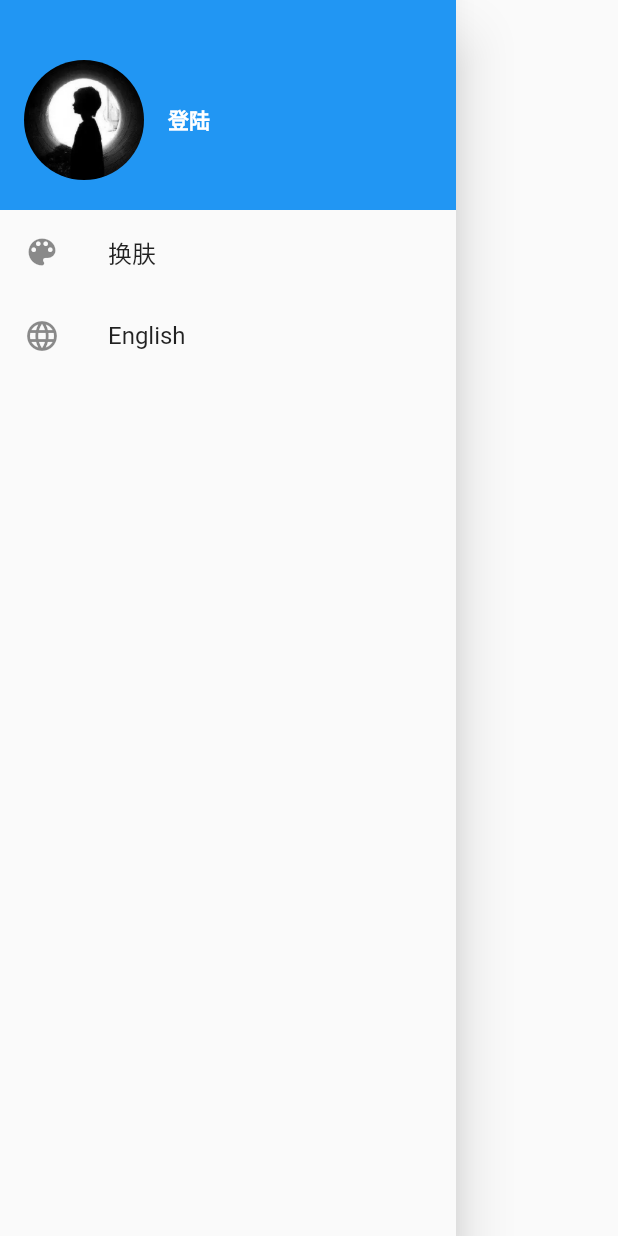
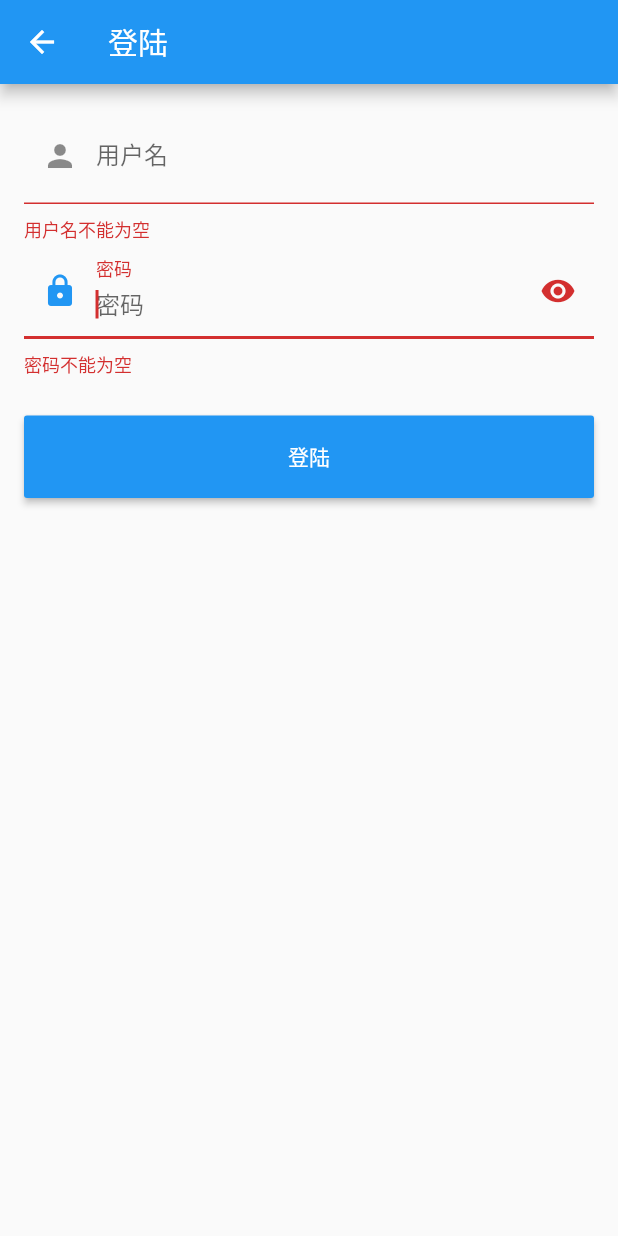
Before and after one commit to Sacred1993/github_client_app, a Flutter app: the MyDrawer widget shown alone on an empty page, opened directly, after a tap on "登陆", on a phone screen of 412 x 824 dp. Run offline on Flutter 3.47's test engine with Material 2 defaults, Android fonts, the phone set to English and light mode, and no system bars; our stand-ins replace cached_network_image, dio, fluttertoast, shared_preferences; missing offline and left inert: flukit; accounts and stored records are empty; generated files the repository leaves out were written again; statements that could not run were skipped.

Commit message:
基本完成

```diff
--- a/lib/common/GmLocalizations.dart
+++ b/lib/common/GmLocalizations.dart
@@ -19,6 +19,12 @@ class GmLocalizations {
     String logoutTip="确定要注销吗";
   String cancel="取消";
   String yes="是的";
+  String userName="用户名";
+  String userNameOrEmail="用户名或邮箱";
+  String userNameRequired="用户名不能为空";
+  String password="密码";
+  String passwordRequired="密码不能为空";
+  String userNameOrPasswordWrong="用户名或密码错误";
 
   //为了使用方便，我们定义一个静态方法
   static GmLocalizations of(BuildContext context) {
--- a/lib/main.dart
+++ b/lib/main.dart
@@ -1,6 +1,7 @@
 import 'package:flutter/material.dart';
 import 'package:flutter_localizations/flutter_localizations.dart';
 import 'package:github_client_app/routes/LanguageRoute.dart';
+import 'package:github_client_app/routes/LoginRoute.dart';
 import 'package:github_client_app/routes/ThemeChangeRoute.dart';
 import 'package:github_client_app/routes/home_page.dart';
 import 'package:provider/provider.dart';
@@ -65,7 +66,7 @@ class MyApp extends StatelessWidget {
           routes: <String, WidgetBuilder>{
             "themes":(context)=>ThemeChangeRoute(),
             "language":(context)=>LanguageRoute(),
-
+            "login":(context)=>LoginRoute(),
           },
         );
       }),
--- /dev/null
+++ b/lib/routes/LoginRoute.dart
@@ -0,0 +1,133 @@
+import 'package:flutter/material.dart';
+import 'package:fluttertoast/fluttertoast.dart';
+import 'package:github_client_app/common/Git.dart';
+import 'package:github_client_app/common/Global.dart';
+import 'package:github_client_app/common/GmLocalizations.dart';
+import 'package:github_client_app/common/UserModel.dart';
+import 'package:github_client_app/models/user.dart';
+import 'package:provider/provider.dart';
+import 'package:github_client_app/widgets/Utils.dart';
+
+/**
+ * Author: xuyanpeng
+ * Date: 2020/1/17 11:28
+ * Description:
+ */
+class LoginRoute extends StatefulWidget {
+  @override
+  State<StatefulWidget> createState() {
+    // TODO: implement createState
+    return _LoginRouteState();
+  }
+}
+
+class _LoginRouteState extends State<LoginRoute> {
+  TextEditingController _unameController = new TextEditingController();
+  TextEditingController _pwdController = new TextEditingController();
+  bool pwdShow = false; //密码是否显示明文
+  GlobalKey _formKey = new GlobalKey<FormState>();
+  bool _nameAutoFocus = true;
+
+  @override
+  void initState() {
+    // 自动填充上次登录的用户名，填充后将焦点定位到密码输入框
+    _unameController.text = Global.profile.lastLogin;
+    if (_unameController.text != null) {
+      _nameAutoFocus = false;
+    }
+    super.initState();
+  }
+
+  @override
+  Widget build(BuildContext context) {
+    var gm = GmLocalizations.of(context);
+    return Scaffold(
+      appBar: AppBar(title: Text(gm.login)),
+      body: Padding(
+          padding: const EdgeInsets.all(16.0),
+          child: Form(
+            key: _formKey,
+            autovalidate: true,
+            child: Column(
+              children: <Widget>[
+                TextFormField(
+                  autofocus: _nameAutoFocus,
+                  controller: _unameController,
+                  decoration: InputDecoration(
+                    labelText: gm.userName,
+                    hintText: gm.userNameOrEmail,
+                    prefixIcon: Icon(Icons.person),
+                  ),
+                  //校验用户名不能为空
+                  validator: (v) {
+                    return v.trim().isNotEmpty ? null : gm.userNameRequired;
+                  },
+                ),
+                TextFormField(
+                  autofocus: !_nameAutoFocus,
+                  controller: _pwdController,
+                  decoration: InputDecoration(
+                      labelText: gm.password,
+                      hintText: gm.password,
+                      prefixIcon: Icon(Icons.lock),
+                      suffixIcon: IconButton(
+                          icon: Icon(pwdShow
+                              ? Icons.visibility_off
+                              : Icons.visibility),
+                          onPressed: () {
+                            setState(() {
+                              pwdShow = !pwdShow;
+                            });
+                          })),
+                  obscureText: !pwdShow,
+                  //校验密码不能为空
+                  validator: (v) {
+                    return v.trim().isNotEmpty ? null : gm.passwordRequired;
+                  },
+                ),
+                Padding(
+                  padding: const EdgeInsets.only(top: 25),
+                  child: ConstrainedBox(
+                    constraints: BoxConstraints.expand(height: 55.0),
+                    child: RaisedButton(
+                      color: Theme.of(context).primaryColor,
+                      onPressed: _onLogin,
+                      textColor: Colors.white,
+                      child: Text(gm.login),
+                    ),
+                  ),
+                ),
+              ],
+            ),
+          )),
+    );
+  }
+
+  void _onLogin() async {
+    //提交前，先验证各个表单字段是否合法
+    if ((_formKey.currentState as FormState).validate()) {
+      showLoading(context);
+      User user;
+      try {
+        user = await Git(context)
+            .login(_unameController.text, _pwdController.text);
+        //因为登录页返回后，首页会build,所以我们的传false,更新user后不触发更新
+        Provider.of<UserModel>(context, listen: false).user = user;
+      } catch (e) {
+        //登录失败则提示
+        if (e.response?.statusCode == 401) {
+          showToast(GmLocalizations.of(context).userNameOrPasswordWrong);
+        } else {
+          showToast(e.toString());
+        }
+      } finally {
+        // 隐藏loading框
+        Navigator.of(context).pop();
+      }
+      if (user != null) {
+        // 返回
+        Navigator.of(context).pop();
+      }
+    }
+  }
+}
--- a/lib/routes/home_page.dart
+++ b/lib/routes/home_page.dart
@@ -13,7 +13,7 @@ class HomeRoute extends StatefulWidget {
   @override
   State<StatefulWidget> createState() {
     // TODO: implement createState
-    return null;
+    return _HomeRouteState();
   }
 }
 
@@ -58,6 +58,8 @@ class _HomeRouteState extends State<HomeRoute> {
           );
           //把请求到的新数据添加到items中
           items.addAll(data);
+          // 如果接口返回的数量等于'page_size'，则认为还有数据，反之则认为最后一页
+          return data.length==20;
         },
         itemBuilder: (List<Repo> list, int index, BuildContext ctx) {
           // 项目信息列表项
--- a/lib/widgets/ImageUtil.dart
+++ /dev/null
@@ -1,33 +0,0 @@
-import 'package:cached_network_image/cached_network_image.dart';
-import 'package:flutter/material.dart';
-
-class ImageUtil {
-  /**
-   * 专门用于获取头像图片
-   */
-  static Widget gmAvatar(
-    String url, {
-    double width = 30,
-    double height,
-    BoxFit fit,
-    BorderRadius borderRadius,
-  }) {
-    var placeholder = Image.asset(
-      "imgs/avatar-default.png", //头像占位图，加载过程中显示
-      width: width,
-      height: height,
-    );
-    return ClipRRect(
-      //剪裁为圆角矩形
-      borderRadius: borderRadius ?? BorderRadius.circular(2),
-      child: CachedNetworkImage(
-        imageUrl: url,
-        width: width,
-        height: height,
-        fit: fit,
-        placeholder: (context, url) => placeholder,
-        errorWidget: (context, url, error) => placeholder,
-      ),
-    );
-  }
-}
--- a/lib/widgets/MyDrawer.dart
+++ b/lib/widgets/MyDrawer.dart
@@ -3,7 +3,7 @@ import 'package:github_client_app/common/GmLocalizations.dart';
 import 'package:github_client_app/common/UserModel.dart';
 import 'package:provider/provider.dart';
 
-import 'ImageUtil.dart';
+import 'Utils.dart';
 
 class MyDrawer extends StatelessWidget {
   const MyDrawer({Key key,}) :super(key: key);
@@ -45,7 +45,7 @@ class MyDrawer extends StatelessWidget {
                   child: ClipOval(
                     // 如果已登录，则显示用户头像；若未登录，则显示默认头像
                     child: value.isLogin
-                        ? ImageUtil.gmAvatar(value.user.avatar_url, width: 80)
+                        ? gmAvatar(value.user.avatar_url, width: 80)
                         : Image.asset("imgs/avatar-default.png",
                       width: 80,
                     ),
--- a/lib/widgets/RepoItem.dart
+++ b/lib/widgets/RepoItem.dart
@@ -4,7 +4,7 @@ import 'package:github_client_app/common/MyIcons.dart';
 import 'package:github_client_app/models/repo.dart';
 import 'package:cached_network_image/cached_network_image.dart';
 
-import 'ImageUtil.dart';
+import 'Utils.dart';
 
 class RepoItem extends StatefulWidget {
   // 将`repo.id`作为RepoItem的默认key,在下一次build时复用旧的widget
@@ -41,7 +41,7 @@ class _RepoItemState extends State<RepoItem> {
             children: <Widget>[
               ListTile(
                 dense: true,
-                leading: ImageUtil.gmAvatar(
+                leading: gmAvatar(
                   //项目owner头像
                   widget.repo.owner.avatar_url,
                   width: 24.0,
--- a/pubspec.yaml
+++ b/pubspec.yaml
@@ -32,7 +32,8 @@ dependencies:
   #Widget now uses builders for the placeholder and error widget and uses sqflite for cache management
   cached_network_image: ^1.1.3
 
-
+  fluttertoast: ^3.1.3
+  loading: ^1.0.2
 
   # The following adds the Cupertino Icons font to your application.
   # Use with the CupertinoIcons class for iOS style icons.
```
Also changed, not shown: lib/common/Git.dart (+11 -11 lines), lib/widgets/Utils.dart (added, +94 -0 lines), pubspec.lock.
